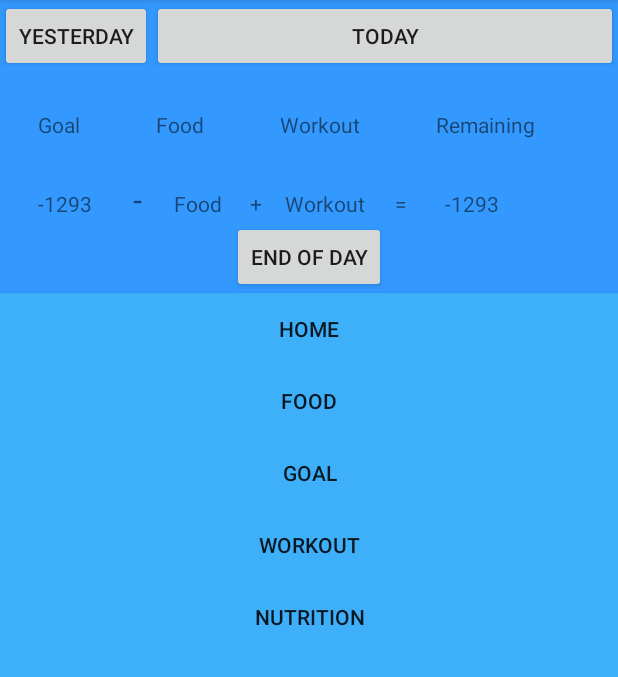
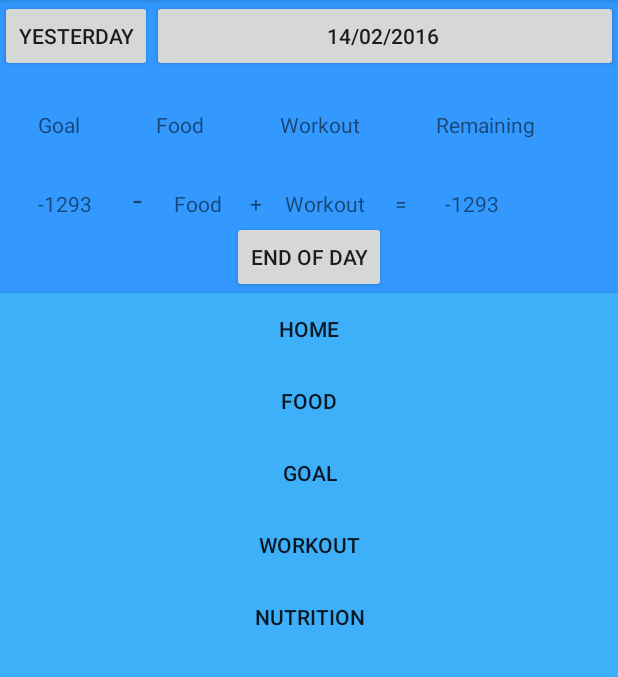
Before and after one commit to onezero10/project, an Android app: the Main screen opened directly, with no data from a screen before it, on a phone screen of 412 x 824 dp, the part 84-761 px from its top. Run offline under Robolectric (Android 15) with nearby library versions, the phone set to English and light mode, and no system bars.

Commit message:
เพิ่มdate

```diff
--- a/Running/app/build.gradle
+++ b/Running/app/build.gradle
@@ -24,4 +24,7 @@ dependencies {
     compile 'com.android.support:appcompat-v7:23.0.1'
     compile 'com.google.android.gms:play-services:8.1.0'
     compile 'com.google.android.gms:play-services-location:7.5.0'
+    compile files('/Users/Nutchakhun/AndroidStudioProjects/Running/httpcore-4.1.1.jar')
+    compile files('/Users/Nutchakhun/AndroidStudioProjects/Running/httpclient-4.2.3.jar')
+    compile files('/Users/Nutchakhun/AndroidStudioProjects/Running/json-simple-1.1-bundle.jar')
 }
--- a/Running/app/src/main/java/com/ce/nutchakhun/running/Main.java
+++ b/Running/app/src/main/java/com/ce/nutchakhun/running/Main.java
@@ -1,19 +1,31 @@
 package com.ce.nutchakhun.running;
 
+import android.app.Dialog;
+import android.content.Context;
 import android.content.Intent;
+import android.graphics.Color;
 import android.support.v7.app.AppCompatActivity;
 import android.os.Bundle;
 import android.view.Menu;
 import android.view.MenuItem;
 import android.view.View;
+import android.view.Window;
 import android.widget.Button;
+import android.widget.CalendarView;
 import android.widget.EditText;
 import android.widget.TextView;
+import android.widget.Toast;
+
+import java.text.SimpleDateFormat;
+import java.util.Date;
 
 
 public class Main extends AppCompatActivity {
 private int foodRequest = 69;
 private int sumCal=0;
+private int dateRequest =1;
+
+    private Context context;
     @Override
     protected void onActivityResult(int requestCode, int resultCode, Intent data) {
         if(requestCode== foodRequest && resultCode ==RESULT_OK){
@@ -22,11 +34,19 @@ private int sumCal=0;
             sumCal+=calFood;
             edit.setText(sumCal+"");
         }
+        else if(requestCode == dateRequest && resultCode== RESULT_OK)
+        {
+            Button edit = (Button) findViewById(R.id.button11);
+            edit.setText(data.getStringExtra("date"));
+        }
 
     }
 
     @Override
     protected void onCreate(Bundle savedInstanceState) {
+
+        context = this;
+
         super.onCreate(savedInstanceState);
         setContentView(R.layout.activity_main);
         final Button button = (Button) findViewById(R.id.button);
@@ -56,7 +76,7 @@ private int sumCal=0;
         final Button button4 = (Button) findViewById(R.id.button4);
         button4.setOnClickListener(new View.OnClickListener() {
             public void onClick(View v) {
-                Intent intent = new Intent(Main.this,Main.class);
+                Intent intent = new Intent(Main.this, Main.class);
                 startActivity(intent);
             }
         });
@@ -73,9 +93,23 @@ private int sumCal=0;
         button10.setOnClickListener(new View.OnClickListener() {
             public void onClick(View v) {
                 Intent intent = new Intent(Main.this, food.class);
-                startActivityForResult(intent,foodRequest);
+                startActivityForResult(intent, foodRequest);
             }
         });
+        final Button button11 = (Button) findViewById(R.id.button11);
+        Date dt = new Date();
+        SimpleDateFormat sdf = new SimpleDateFormat("dd/MM/yyyy ");
+        button11.setText(sdf.format(dt));
+
+        button11.setOnClickListener(new View.OnClickListener() {
+            public void onClick(View v) {
+                Intent intent = new Intent(Main.this, calendar.class);
+                startActivityForResult(intent, dateRequest);
+            }
+        });
+
+
+
 
         boolean thisFirstTime=false;
         if(UserData.getAge(this)==null)thisFirstTime=true;
@@ -108,8 +142,12 @@ private int sumCal=0;
         TextView edit = (TextView) findViewById(R.id.showGoal);
         edit.setText(UserData.getCalPerDay(this)+"");
         edit = (TextView) findViewById(R.id.showRemain);
+
+        if(UserData.getCalPerDay(this)!=null)
+        {
         int remain = UserData.getCalPerDay(this)-sumCal;
-        edit.setText(remain+"");
+            edit.setText(remain+"");
+        }
 
 
 
--- a/Running/app/src/main/res/values/strings.xml
+++ b/Running/app/src/main/res/values/strings.xml
@@ -64,5 +64,6 @@
         <item>700</item>
         <item>750</item>
     </integer-array>
+    <string name="title_activity_calendar">calendar</string>
 
 </resources>
```
Also changed, not shown: Running/app/src/main/AndroidManifest.xml (+11 -10 lines), Running/app/src/main/java/com/ce/nutchakhun/running/MapsActivity.java (+23 -0 lines), Running/app/src/main/java/com/ce/nutchakhun/running/calendar.java (added, +85 -0 lines), Running/app/src/main/res/layout/activity_calendar.xml (added, +12 -0 lines), Running/app/src/main/res/menu/menu_calendar.xml (added, +7 -0 lines), 1 other file.
